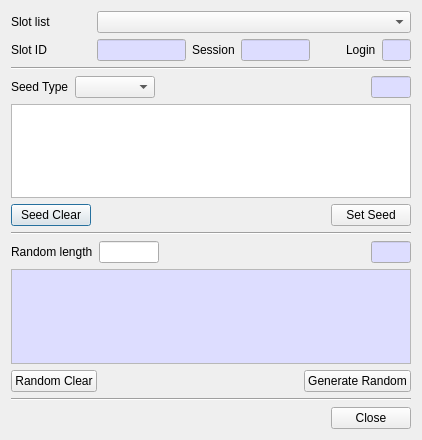
Qt form CryptokiMan/rand_dlg.ui (jykim74/CryptokiMan) before a commit.
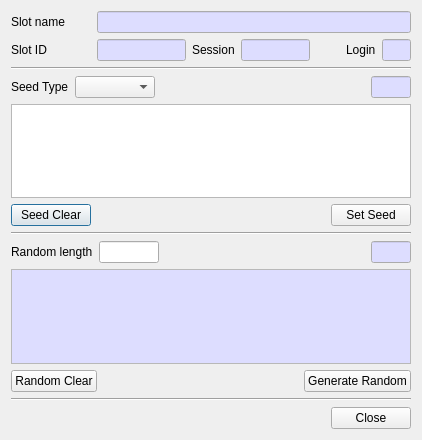
The same form after that commit.

Commit message: Slot List 를 모두 Slot Name 변경

```diff
--- a/CryptokiMan/rand_dlg.ui
+++ b/CryptokiMan/rand_dlg.ui
@@ -28,17 +28,41 @@
         </size>
        </property>
        <property name="text">
-        <string>Slot list</string>
+        <string>Slot name</string>
        </property>
       </widget>
      </item>
      <item row="0" column="1">
-      <widget class="QComboBox" name="mSlotsCombo">
-       <property name="sizePolicy">
-        <sizepolicy hsizetype="Preferred" vsizetype="Fixed">
-         <horstretch>1</horstretch>
-         <verstretch>0</verstretch>
-        </sizepolicy>
+      <widget class="QLineEdit" name="mSlotNameText">
+       <property name="palette">
+        <palette>
+         <active>
+          <colorrole role="Base">
+           <brush brushstyle="SolidPattern">
+            <color alpha="255">
+             <red>221</red>
+             <green>221</green>
+             <blue>255</blue>
+            </color>
+           </brush>
+          </colorrole>
+         </active>
+         <inactive>
+          <colorrole role="Base">
+           <brush brushstyle="SolidPattern">
+            <color alpha="255">
+             <red>221</red>
+             <green>221</green>
+             <blue>255</blue>
+            </color>
+           </brush>
+          </colorrole>
+         </inactive>
+         <disabled/>
+        </palette>
+       </property>
+       <property name="readOnly">
+        <bool>true</bool>
        </property>
       </widget>
      </item>
```
Left out of the diff: 1 changed line with no effect on the pictures. The commit also changes 116 other files.
